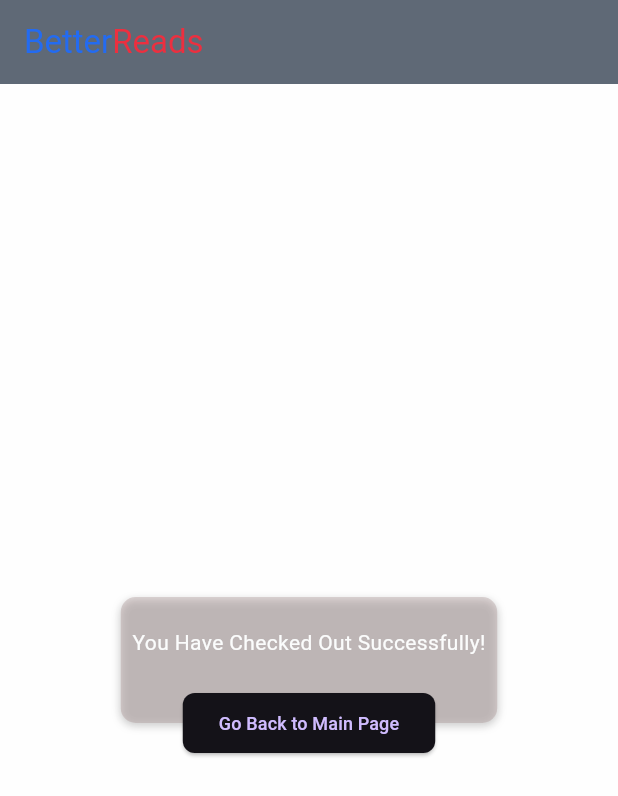
After one commit to SateBangUus/betterreads-mobile, a Flutter app: the CheckoutWidget screen opened directly, on a phone screen of 412 x 824 dp. The commit adds this screen. Shown: the top 796 px of the screen. Run offline on Flutter 3.47's test engine with Material 3 defaults, Android fonts, the phone set to English and light mode, and no system bars; missing offline and left inert: pbp_django_auth; Roboto replaces fonts that are missing (Outfit, Readex Pro).

Commit message:
finish pbp uas semoga

```diff
--- /dev/null
+++ b/lib/cart/success.dart
@@ -0,0 +1,119 @@
+import 'package:betterreads/screens/landing.dart';
+import 'package:flutter/material.dart';
+import 'package:flutter/services.dart';
+
+class CheckoutWidget extends StatelessWidget {
+  final scaffoldKey = GlobalKey<ScaffoldState>();
+
+  @override
+  Widget build(BuildContext context) {
+    if (Theme.of(context).platform == TargetPlatform.iOS) {
+      SystemChrome.setSystemUIOverlayStyle(
+        SystemUiOverlayStyle(
+          statusBarBrightness: Theme.of(context).brightness,
+          systemStatusBarContrastEnforced: true,
+        ),
+      );
+    }
+
+    return GestureDetector(
+      onTap: () {
+        if (FocusScope.of(context).hasPrimaryFocus) {
+          FocusScope.of(context).unfocus();
+        }
+      },
+      child: Scaffold(
+        key: scaffoldKey,
+        backgroundColor: Color(0x18F1F4F8),
+        appBar: AppBar(
+          backgroundColor: Color(0xFF57636C),
+          automaticallyImplyLeading: false,
+          title: Row(
+            mainAxisSize: MainAxisSize.max,
+            children: [
+              Text(
+                'Better',
+                style: TextStyle(
+                  fontFamily: 'Outfit',
+                  color: Color(0xFF236BF1),
+                  fontSize: 22,
+                ),
+              ),
+              Text(
+                'Reads',
+                style: TextStyle(
+                  fontFamily: 'Readex Pro',
+                  color: Color(0xFFEC2F3F),
+                  fontSize: 22,
+                ),
+              ),
+            ],
+          ),
+          actions: [],
+          centerTitle: false,
+          elevation: 2,
+        ),
+        body: SafeArea(
+          top: true,
+          child: Align(
+            alignment: AlignmentDirectional(0.00, 0.00),
+            child: Container(
+              width: 251,
+              height: 84,
+              decoration: BoxDecoration(
+                color: Color(0x54A28888),
+                boxShadow: [
+                  BoxShadow(
+                    blurRadius: 4,
+                    color: Color(0x33000000),
+                    offset: Offset(0, 2),
+                  )
+                ],
+                borderRadius: BorderRadius.circular(10),
+                shape: BoxShape.rectangle,
+              ),
+              child: Column(
+                mainAxisSize: MainAxisSize.max,
+                children: [
+                  Text(
+                    '\nYou Have Checked Out Successfully!\n',
+                    style: TextStyle(
+                      fontFamily: 'Readex Pro',
+                      color: Color(0xFFFBFCFC),
+                    ),
+                  ),
+                  ElevatedButton(
+                    onPressed: () {
+                      print('Button pressed ...');
+                      // Navigate back to the main page or perform other actions.
+                      Navigator.pushReplacement(
+                        context,
+                        MaterialPageRoute(
+                          builder: (context) => const LandingPage(),
+                        ),
+                      );
+                    },
+                    style: ElevatedButton.styleFrom(
+                      primary: Theme.of(context).primaryColor,
+                      padding: EdgeInsets.symmetric(horizontal: 24),
+                      shape: RoundedRectangleBorder(
+                        borderRadius: BorderRadius.circular(8),
+                      ),
+                    ),
+                    child: Text(
+                      'Go Back to Main Page',
+                      style: TextStyle(
+                        fontFamily: 'Readex Pro',
+                        fontSize: 12,
+                      ),
+                    ),
+                  ),
+                ],
+              ),
+            ),
+          ),
+        ),
+      ),
+    );
+  }
+}
--- a/lib/main.dart
+++ b/lib/main.dart
@@ -21,7 +21,7 @@ class MyApp extends StatelessWidget {
       child: MaterialApp(
           title: 'INVENTARIS',
           theme: ThemeData.dark(),
-          home: const LandingPage()),
+          home:  const LandingPage()),
     );
   }
 }
```
Also changed, not shown: lib/cart/buybook.dart (added, +49 -0 lines), lib/cart/checkout.dart (added, +146 -0 lines), lib/cart/tools/toolsbuy.dart (added, +21 -0 lines), lib/cart/widgets/bookinfo.dart (added, +96 -0 lines).
